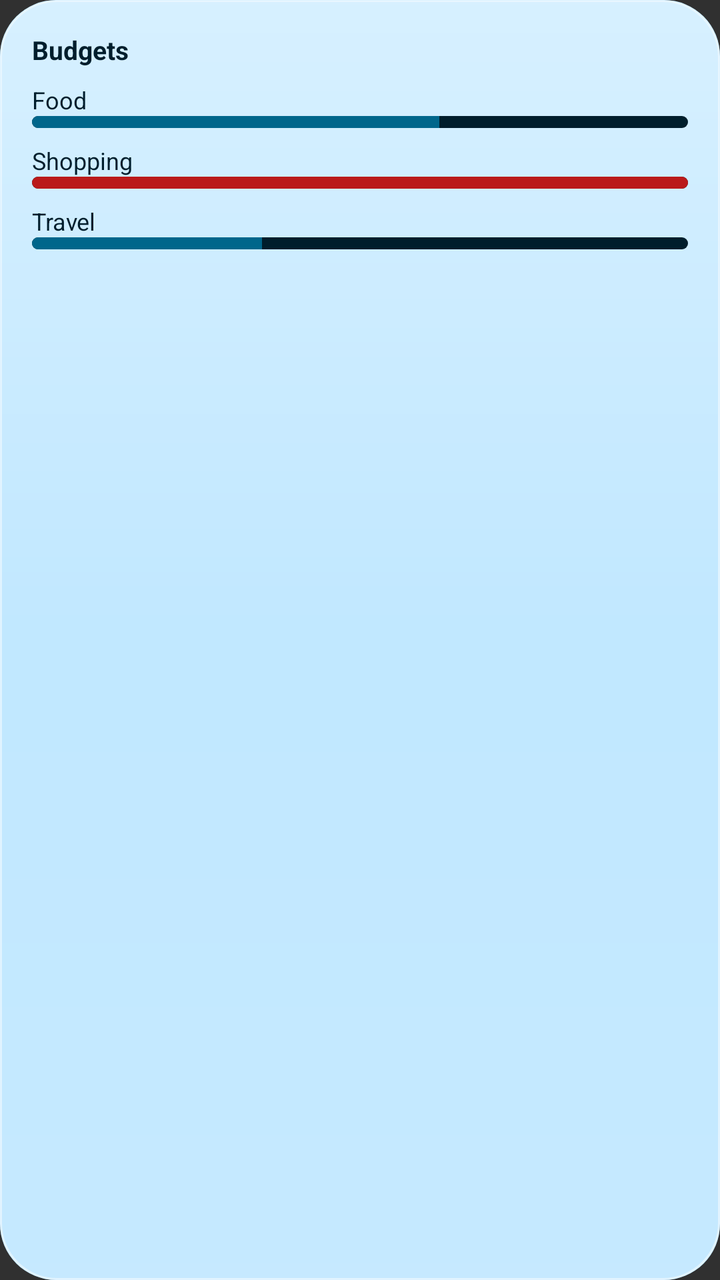
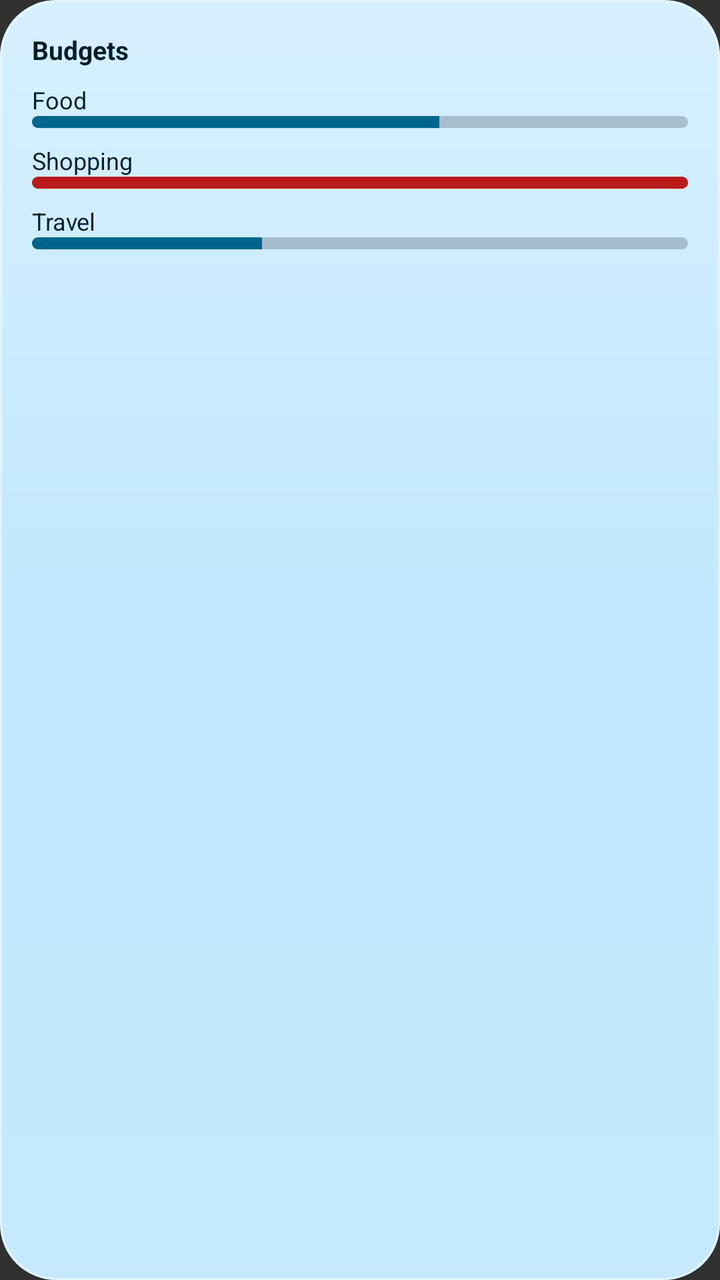

Screens rendered from an Android XML layout before and after an edit, with the pre-edit source and the edit as a unified diff.
<!-- AndroidManifest.xml: application theme Theme.Paisa -->
<!-- res/layout/widget_preview_budget_summary.xml -->
<?xml version="1.0" encoding="utf-8"?>
<LinearLayout xmlns:android="http://schemas.android.com/apk/res/android" android:layout_width="match_parent" android:layout_height="match_parent"
    android:background="@drawable/widget_preview_bg" android:orientation="vertical" android:padding="16dp">
    <TextView android:layout_width="wrap_content" android:layout_height="wrap_content" android:text="@string/budgets" android:textSize="13sp" android:textStyle="bold" android:textColor="@color/widget_preview_fg" />
    <TextView android:layout_width="match_parent" android:layout_height="wrap_content" android:layout_marginTop="8dp" android:text="Food" android:textSize="12sp" android:textColor="@color/widget_preview_fg" />
    <ProgressBar style="@android:style/Widget.ProgressBar.Horizontal" android:layout_width="match_parent" android:layout_height="6dp" android:max="100" android:progress="62" android:progressTint="@color/widget_preview_btn" android:progressBackgroundTint="@color/widget_preview_fg" />
    <TextView android:layout_width="match_parent" android:layout_height="wrap_content" android:layout_marginTop="8dp" android:text="Shopping" android:textSize="12sp" android:textColor="@color/widget_preview_fg" />
    <ProgressBar style="@android:style/Widget.ProgressBar.Horizontal" android:layout_width="match_parent" android:layout_height="6dp" android:max="100" android:progress="100" android:progressTint="#BA1A1A" android:progressBackgroundTint="@color/widget_preview_fg" />
    <TextView android:layout_width="match_parent" android:layout_height="wrap_content" android:layout_marginTop="8dp" android:text="Travel" android:textSize="12sp" android:textColor="@color/widget_preview_fg" />
    <ProgressBar style="@android:style/Widget.ProgressBar.Horizontal" android:layout_width="match_parent" android:layout_height="6dp" android:max="100" android:progress="35" android:progressTint="@color/widget_preview_btn" android:progressBackgroundTint="@color/widget_preview_fg" />
</LinearLayout>
<!-- resources referenced by this layout -->
<resources>
  <color name="widget_preview_btn">#386A20</color>
  <color name="widget_preview_fg">#0B2010</color>
  <!-- drawable widget_preview_bg (drawable) -->
  <?xml version="1.0" encoding="utf-8"?>
  <layer-list xmlns:android="http://schemas.android.com/apk/res/android">
      <item><shape><corners android:radius="28dp" /><solid android:color="@color/widget_preview_card" /></shape></item>
      <item android:drawable="@drawable/widget_glass" />
  </layer-list>
  <string name="budgets">Budgets</string>
  <style name="Theme.Paisa" parent="android:Theme.Material.NoActionBar" />
  <color name="widget_preview_card">#D9C8E6C9</color>
  <!-- drawable widget_glass (drawable) -->
  <?xml version="1.0" encoding="utf-8"?>
  <shape xmlns:android="http://schemas.android.com/apk/res/android">
      <corners android:radius="28dp" />
      <gradient android:angle="270" android:startColor="#59FFFFFF" android:centerColor="#00FFFFFF" android:endColor="#14FFFFFF" />
      <stroke android:width="1dp" android:color="#80FFFFFF" />
  </shape>
</resources>

<!-- the commit's change to res/layout/widget_preview_budget_summary.xml (unified diff, before → after) -->
@@ -3,9 +3,9 @@
     android:background="@drawable/widget_preview_bg" android:orientation="vertical" android:padding="16dp">
     <TextView android:layout_width="wrap_content" android:layout_height="wrap_content" android:text="@string/budgets" android:textSize="13sp" android:textStyle="bold" android:textColor="@color/widget_preview_fg" />
     <TextView android:layout_width="match_parent" android:layout_height="wrap_content" android:layout_marginTop="8dp" android:text="Food" android:textSize="12sp" android:textColor="@color/widget_preview_fg" />
-    <ProgressBar style="@android:style/Widget.ProgressBar.Horizontal" android:layout_width="match_parent" android:layout_height="6dp" android:max="100" android:progress="62" android:progressTint="@color/widget_preview_btn" android:progressBackgroundTint="@color/widget_preview_fg" />
+    <ProgressBar style="@android:style/Widget.ProgressBar.Horizontal" android:layout_width="match_parent" android:layout_height="6dp" android:max="100" android:progress="62" android:progressTint="@color/widget_preview_btn" android:progressBackgroundTint="#33000000" />
     <TextView android:layout_width="match_parent" android:layout_height="wrap_content" android:layout_marginTop="8dp" android:text="Shopping" android:textSize="12sp" android:textColor="@color/widget_preview_fg" />
-    <ProgressBar style="@android:style/Widget.ProgressBar.Horizontal" android:layout_width="match_parent" android:layout_height="6dp" android:max="100" android:progress="100" android:progressTint="#BA1A1A" android:progressBackgroundTint="@color/widget_preview_fg" />
+    <ProgressBar style="@android:style/Widget.ProgressBar.Horizontal" android:layout_width="match_parent" android:layout_height="6dp" android:max="100" android:progress="100" android:progressTint="#BA1A1A" android:progressBackgroundTint="#33000000" />
     <TextView android:layout_width="match_parent" android:layout_height="wrap_content" android:layout_marginTop="8dp" android:text="Travel" android:textSize="12sp" android:textColor="@color/widget_preview_fg" />
-    <ProgressBar style="@android:style/Widget.ProgressBar.Horizontal" android:layout_width="match_parent" android:layout_height="6dp" android:max="100" android:progress="35" android:progressTint="@color/widget_preview_btn" android:progressBackgroundTint="@color/widget_preview_fg" />
+    <ProgressBar style="@android:style/Widget.ProgressBar.Horizontal" android:layout_width="match_parent" android:layout_height="6dp" android:max="100" android:progress="35" android:progressTint="@color/widget_preview_btn" android:progressBackgroundTint="#33000000" />
 </LinearLayout>
